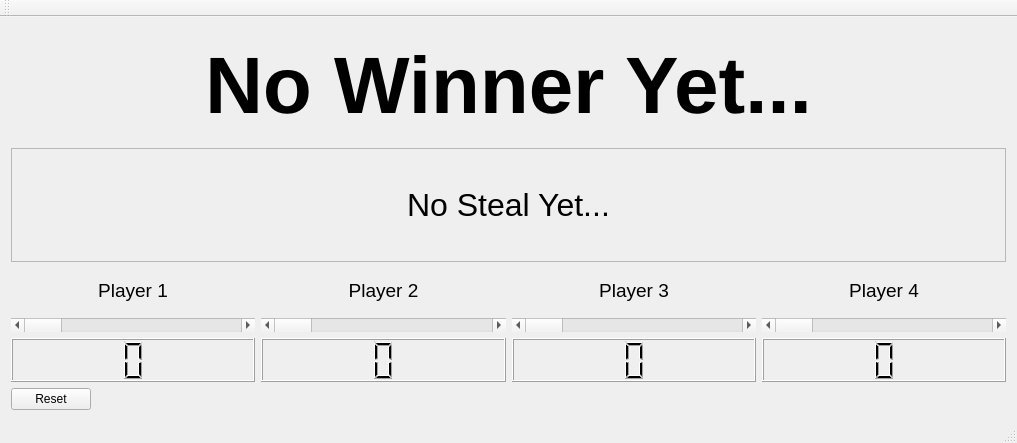
First picture: the form in mainwindow.ui, repository shaiss/MakeyMAkeyQuiz, before the edit.
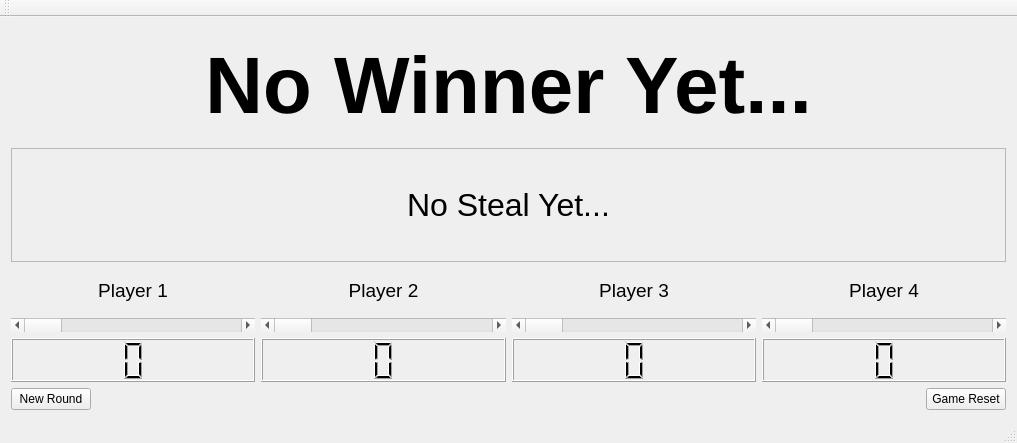
Second picture: the form after the edit.

The edit to the form file:
```diff
--- a/mainwindow.ui
+++ b/mainwindow.ui
@@ -244,17 +244,41 @@
      </layout>
     </item>
     <item>
-     <widget class="QPushButton" name="reset">
-      <property name="sizePolicy">
-       <sizepolicy hsizetype="Fixed" vsizetype="Fixed">
-        <horstretch>0</horstretch>
-        <verstretch>0</verstretch>
-       </sizepolicy>
-      </property>
-      <property name="text">
-       <string>Reset</string>
-      </property>
-     </widget>
+     <layout class="QHBoxLayout" name="horizontalLayout_2">
+      <item>
+       <widget class="QPushButton" name="reset">
+        <property name="sizePolicy">
+         <sizepolicy hsizetype="Fixed" vsizetype="Fixed">
+          <horstretch>0</horstretch>
+          <verstretch>0</verstretch>
+         </sizepolicy>
+        </property>
+        <property name="text">
+         <string>New Round</string>
+        </property>
+       </widget>
+      </item>
+      <item>
+       <spacer name="horizontalSpacer">
+        <property name="orientation">
+         <enum>Qt::Horizontal</enum>
+        </property>
+        <property name="sizeHint" stdset="0">
+         <size>
+          <width>40</width>
+          <height>20</height>
+         </size>
+        </property>
+       </spacer>
+      </item>
+      <item>
+       <widget class="QPushButton" name="btnGameReset">
+        <property name="text">
+         <string>Game Reset</string>
+        </property>
+       </widget>
+      </item>
+     </layout>
     </item>
    </layout>
    <zorder>frame</zorder>
```
Left out of the diff: 285 changed lines with no effect on the pictures.
